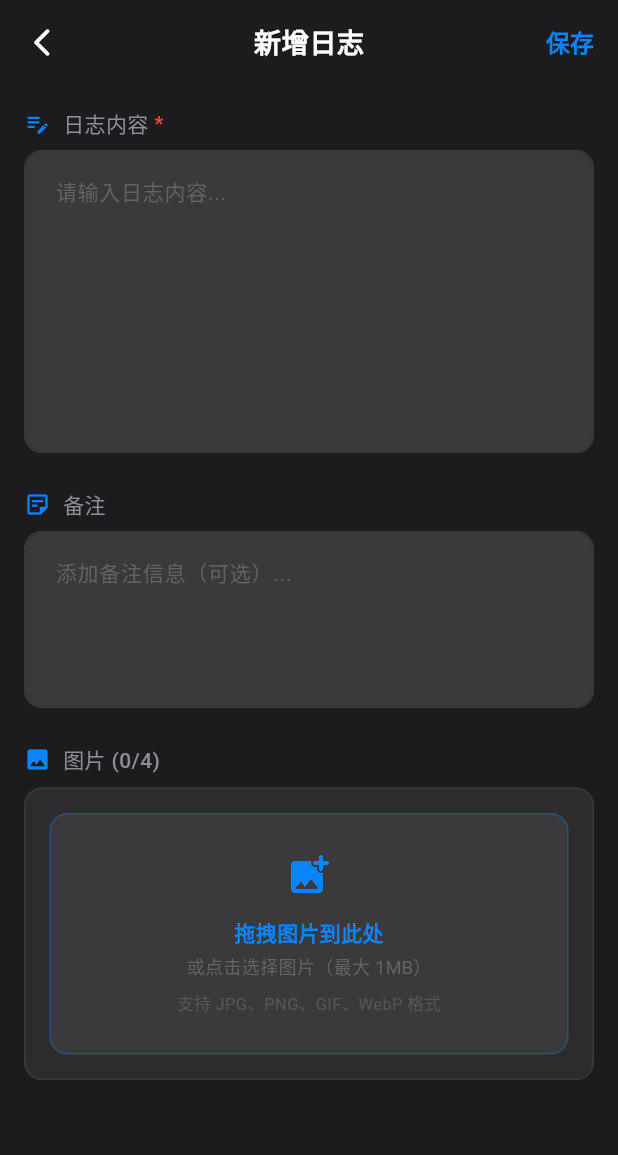
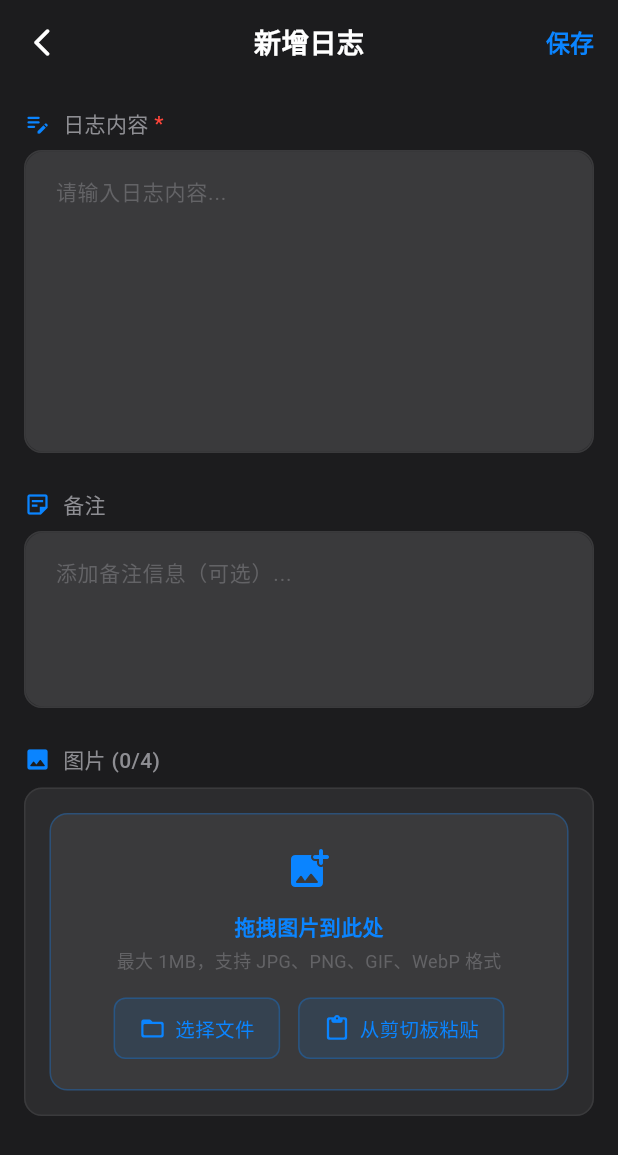
Before and after one commit to SpaceStar2016/ble_tool, a Flutter app: the BleLogEditPage widget shown alone on an empty page, opened directly, on a phone screen of 412 x 824 dp. Shown: the top 1155 px of the screen. Run offline on Flutter 3.47's test engine with Material 3 defaults, Android fonts, the phone set to English and light mode, and no system bars; our stand-ins replace flutter_screenutil, objectbox; missing offline and left inert: desktop_drop, diff_match_patch, file_selector, pasteboard; generated files the repository leaves out were written again.

Commit message:
14152351543

```diff
--- a/lib/log_module/page/ble_log_edit_page.dart
+++ b/lib/log_module/page/ble_log_edit_page.dart
@@ -1,4 +1,5 @@
 import 'dart:io';
+import 'dart:typed_data';
 
 import 'package:ble_tool/app_base_page.dart';
 import 'package:ble_tool/log_module/model/ble_log.dart';
@@ -8,6 +9,7 @@ import 'package:ble_tool/theme/app_theme.dart';
 import 'package:desktop_drop/desktop_drop.dart';
 import 'package:file_selector/file_selector.dart';
 import 'package:flutter/material.dart';
+import 'package:pasteboard/pasteboard.dart';
 
 class BleLogEditPage extends AppBaseStatefulPage {
   final BleLog? bleLog;  // 可选参数，传入时为编辑模式
@@ -282,6 +284,47 @@ class _BleLogEditPageState extends AppBaseStatefulPageState<BleLogEditPage> {
         ImageStorageUtil.deleteImage(removedPath);
       }
     });
+  }
+
+  /// 从剪切板粘贴图片
+  Future<void> _pasteImageFromClipboard() async {
+    if (!canAddMoreImages) {
+      _showError('最多只能添加4张图片');
+      return;
+    }
+
+    try {
+      // 获取剪切板中的图片
+      final Uint8List? imageBytes = await Pasteboard.image;
+
+      if (imageBytes == null || imageBytes.isEmpty) {
+        _showError('剪切板中没有图片');
+        return;
+      }
+
+      // 检查图片大小
+      if (imageBytes.length > maxImageSizeBytes) {
+        _showError('图片过大，无法保存（最大 1MB，当前: ${_formatFileSize(imageBytes.length)}）');
+        return;
+      }
+
+      // 保存图片到应用目录
+      final savedPath = await ImageStorageUtil.saveImageFromBytes(
+        imageBytes,
+        'clipboard_${DateTime.now().millisecondsSinceEpoch}.png',
+      );
+
+      if (savedPath != null) {
+        setState(() {
+          _imagePaths.add(savedPath);
+        });
+        _showSuccess('成功从剪切板粘贴图片');
+      } else {
+        _showError('保存图片失败');
+      }
+    } catch (e) {
+      _showError('从剪切板获取图片失败: $e');
+    }
   }
 
   void _showImagePreview(int index) {
@@ -602,14 +645,10 @@ class _BleLogEditPageState extends AppBaseStatefulPageState<BleLogEditPage> {
   }
 
   Widget _buildDropZone() {
-    return GestureDetector(
-      onTap: _pickImageFromFile,
-      child: MouseRegion(
-        cursor: SystemMouseCursors.click,
-        child: AnimatedContainer(
+    return AnimatedContainer(
       duration: const Duration(milliseconds: 200),
       width: double.infinity,
-          padding: const EdgeInsets.symmetric(vertical: 24),
+      padding: const EdgeInsets.symmetric(vertical: 20, horizontal: 16),
       decoration: BoxDecoration(
         color: _isDragging
             ? AppTheme.primaryColor.withOpacity(0.15)
@@ -644,18 +683,71 @@ class _BleLogEditPageState extends AppBaseStatefulPageState<BleLogEditPage> {
           ),
           const SizedBox(height: 4),
           Text(
-                '或点击选择图片（最大 1MB）',
+            '最大 1MB，支持 JPG、PNG、GIF、WebP 格式',
             style: TextStyle(
               color: AppTheme.textHint,
               fontSize: 12,
             ),
           ),
-              const SizedBox(height: 8),
+          const SizedBox(height: 16),
+          // 按钮区域
+          Row(
+            mainAxisAlignment: MainAxisAlignment.center,
+            children: [
+              // 选择文件按钮
+              _buildActionButton(
+                icon: Icons.folder_open_rounded,
+                label: '选择文件',
+                onTap: _pickImageFromFile,
+              ),
+              const SizedBox(width: 12),
+              // 从剪切板粘贴按钮
+              _buildActionButton(
+                icon: Icons.content_paste_rounded,
+                label: '从剪切板粘贴',
+                onTap: _pasteImageFromClipboard,
+              ),
+            ],
+          ),
+        ],
+      ),
+    );
+  }
+
+  Widget _buildActionButton({
+    required IconData icon,
+    required String label,
+    required VoidCallback onTap,
+  }) {
+    return GestureDetector(
+      onTap: onTap,
+      child: MouseRegion(
+        cursor: SystemMouseCursors.click,
+        child: Container(
+          padding: const EdgeInsets.symmetric(horizontal: 16, vertical: 10),
+          decoration: BoxDecoration(
+            color: AppTheme.primaryColor.withOpacity(0.1),
+            borderRadius: BorderRadius.circular(AppTheme.radiusSmall),
+            border: Border.all(
+              color: AppTheme.primaryColor.withOpacity(0.3),
+              width: 1,
+            ),
+          ),
+          child: Row(
+            mainAxisSize: MainAxisSize.min,
+            children: [
+              Icon(
+                icon,
+                color: AppTheme.primaryColor,
+                size: 18,
+              ),
+              const SizedBox(width: 6),
               Text(
-                '支持 JPG、PNG、GIF、WebP 格式',
+                label,
                 style: TextStyle(
-                  color: AppTheme.textHint.withOpacity(0.7),
-                  fontSize: 11,
+                  color: AppTheme.primaryColor,
+                  fontSize: 13,
+                  fontWeight: FontWeight.w500,
                 ),
               ),
             ],
--- a/pubspec.yaml
+++ b/pubspec.yaml
@@ -46,6 +46,7 @@ dependencies:
   diff_match_patch: ^0.4.1
   desktop_drop: ^0.4.4
   file_selector: ^1.0.3
+  pasteboard: ^0.2.0
 
 dev_dependencies:
   flutter_test:
```
Also changed, not shown: lib/log_module/util/image_storage_util.dart (+19 -0 lines), pubspec.lock, 6 other files. Lines whose indentation alone changed are shown as unchanged.
